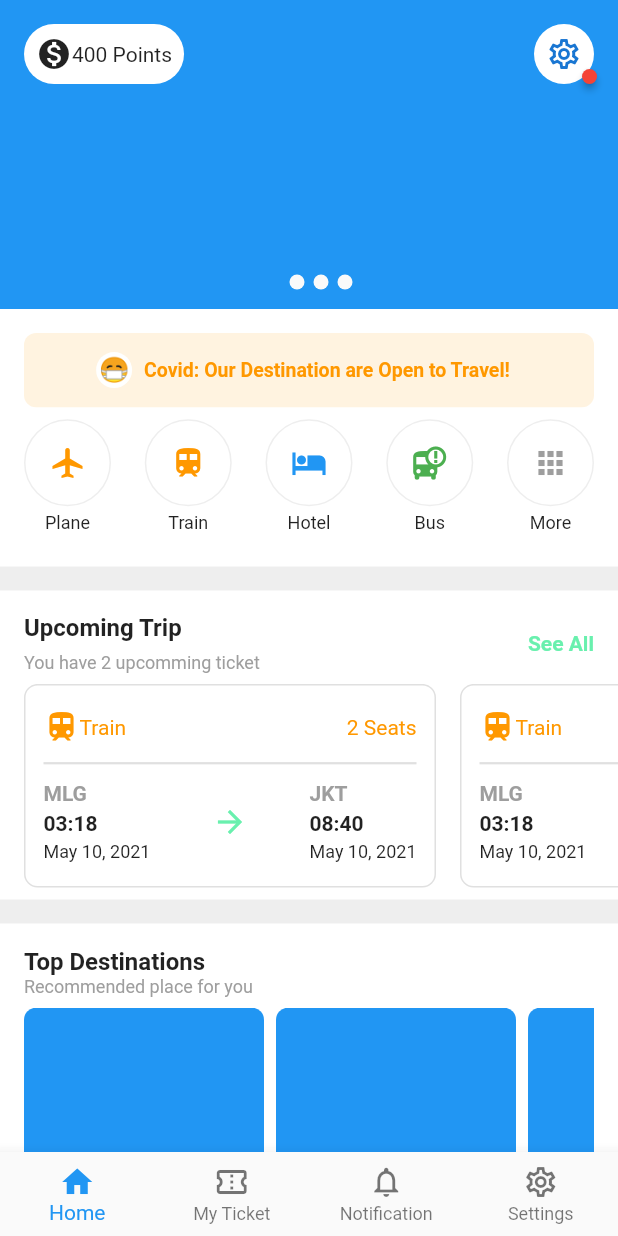
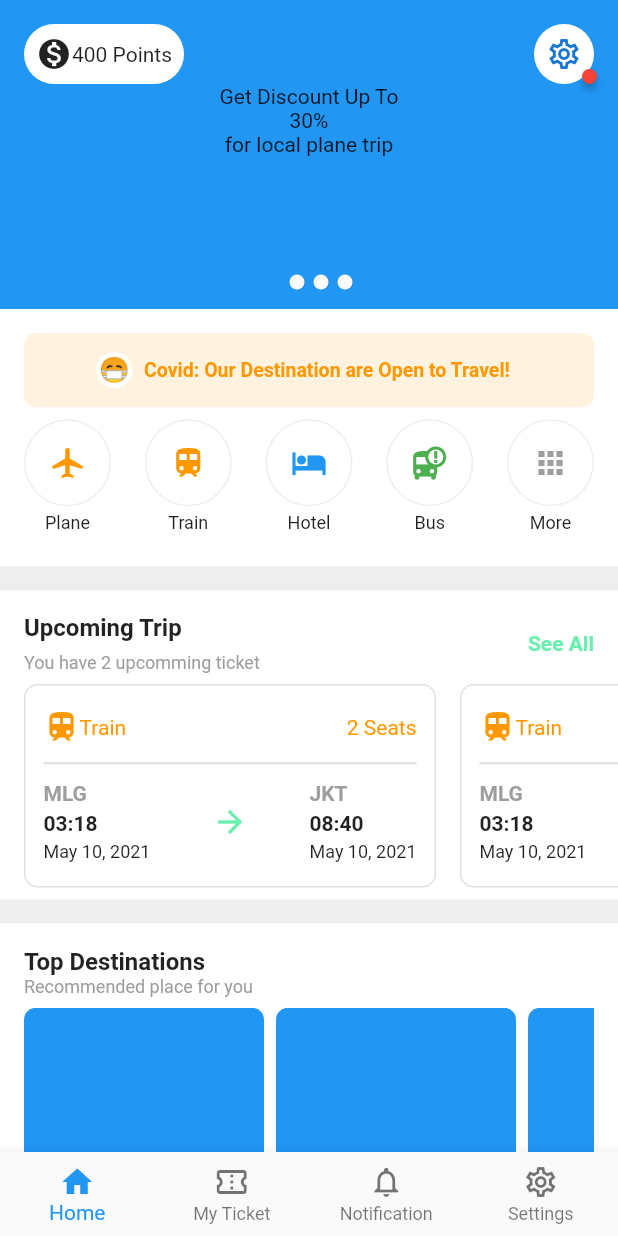
Before and after one commit to JAICHANGPARK/flutter_notebook_11th_story, a Flutter app: the screen it shows after launch, on a phone screen of 412 x 824 dp. Run offline on Flutter 3.47's test engine with Material 2 defaults, Android fonts, the phone set to English and light mode, and no system bars; drawn by our look-alikes of badges; our stand-ins replace backdrop, flutter_inner_drawer, flutter_slidable, flutter_swiper, google_fonts.

Commit message:
Update ticket_booking_home_page.dart

```diff
--- a/lib/ep710_ticket_booking_app/ticket_booking_home_page.dart
+++ b/lib/ep710_ticket_booking_app/ticket_booking_home_page.dart
@@ -73,7 +73,10 @@ class _TicketBookingHomePageState extends State<TicketBookingHomePage> {
                                 ),
                               )
                             ],
-                          )
+                          ),
+                          Text("Get Discount Up To"),
+                          Text("30%"),
+                          Text("for local plane trip")
                         ],
                       ),
                     );
```
